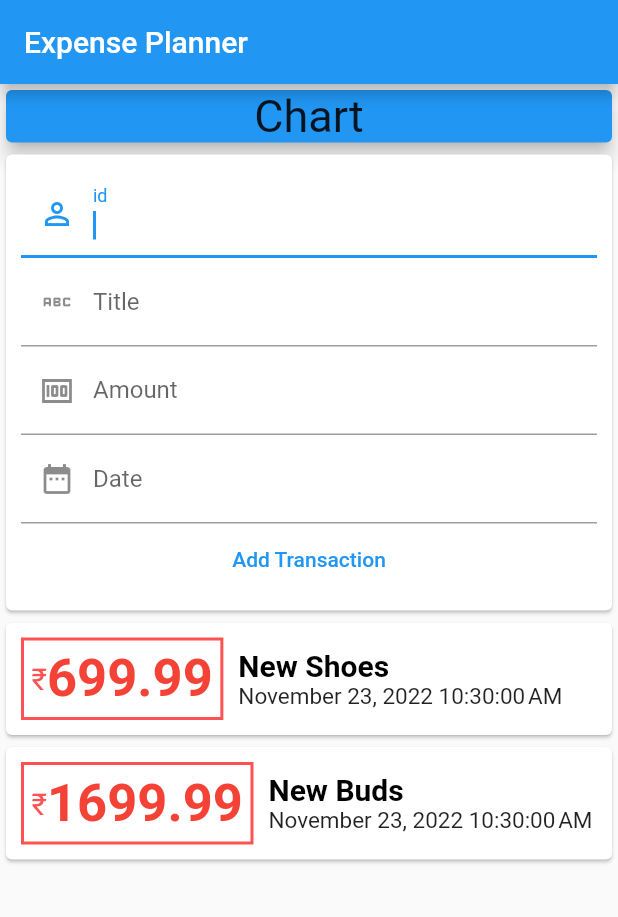
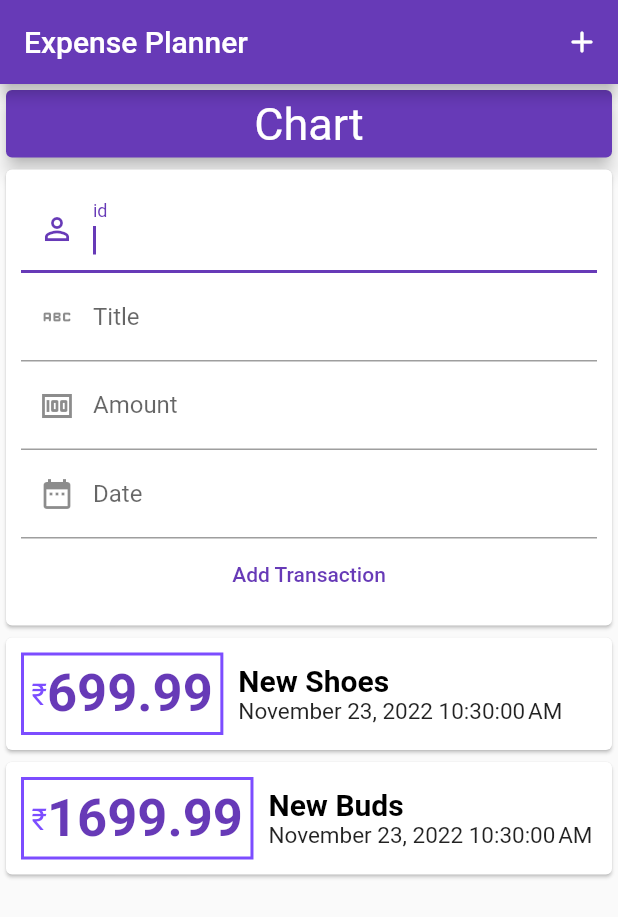
Before and after one commit to RishabhSaini619/udemy_practice_002, a Flutter app: the screen it shows after launch, on a phone screen of 412 x 824 dp. Shown: the top 917 px of the screen. Run offline on Flutter 3.47's test engine with Material 2 defaults, Android fonts, the light colour scheme and no system bars.

Commit message:
little ui color change

```diff
--- a/lib/Widgets/widgets_TransactionsList.dart
+++ b/lib/Widgets/widgets_TransactionsList.dart
@@ -21,7 +21,7 @@ class TransactionsList extends StatelessWidget {
                   decoration: BoxDecoration(
                     shape: BoxShape.rectangle,
                     border: Border.all(
-                      color: Colors.redAccent,
+                      color: Colors.deepPurpleAccent,
                       style: BorderStyle.solid,
                       width: 2,
                     ),
@@ -38,7 +38,7 @@ class TransactionsList extends StatelessWidget {
                         style: TextStyle(
                           fontSize: 20,
                           fontWeight: FontWeight.normal,
-                          color: Colors.redAccent,
+                          color: Colors.deepPurpleAccent,
                         ),
                       ),
                       Text(
@@ -46,7 +46,7 @@ class TransactionsList extends StatelessWidget {
                         style: const TextStyle(
                           fontSize: 35,
                           fontWeight: FontWeight.bold,
-                          color: Colors.red,
+                          color: Colors.deepPurple,
                         ),
                       ),
                     ],
--- a/lib/main.dart
+++ b/lib/main.dart
@@ -13,7 +13,7 @@ class MyApp extends StatelessWidget {
     return MaterialApp(
       title: 'Udemy Practice 2',
       theme: ThemeData(
-        primarySwatch: Colors.blue,
+        primarySwatch: Colors.deepPurple,
       ),
       home: MyHomePage(),
     );
--- a/lib/myHomePage.dart
+++ b/lib/myHomePage.dart
@@ -6,21 +6,28 @@ class MyHomePage extends StatelessWidget {
   Widget build(BuildContext context) {
     return Scaffold(
       appBar: AppBar(
-        title: const Text('Expense Planner'),
+        title: Text('Expense Planner',textAlign: TextAlign.center,),
+        actions: [
+          IconButton(onPressed: (){},
+              icon: Icon(Icons.add_rounded),),
+
+        ],
       ),
       body: SingleChildScrollView(
         child: Column(
           children: [
             Card(
-              color: Colors.blue,
+              color: Colors.deepPurple,
               elevation: 5,
               child: Container(
+                padding: EdgeInsets.all(5),
                 width: double.infinity,
                 child: const Text(
                   'Chart',
                   textAlign: TextAlign.center,
                   style: TextStyle(
                     fontSize: 30,
+                    color: Colors.white
                   ),
                 ),
               ),
```
